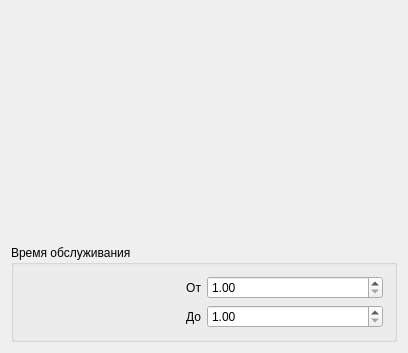
nebrosarth/QueryEmulator, file QueryEmulator/DeskView.ui: the form before one commit.
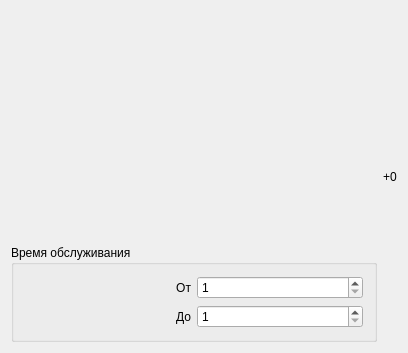
The form after the commit. Icons and pictures are not drawn.

The edit to the form file:
```diff
--- a/QueryEmulator/DeskView.ui
+++ b/QueryEmulator/DeskView.ui
@@ -39,8 +39,8 @@
        <rect>
         <x>0</x>
         <y>0</y>
-        <width>382</width>
-        <height>243</height>
+        <width>361</width>
+        <height>245</height>
        </rect>
       </property>
       <layout class="QGridLayout" name="gridLayout_2">
@@ -76,26 +76,6 @@
       <string>Время обслуживания</string>
      </property>
      <layout class="QGridLayout" name="gridLayout_3">
-      <item row="1" column="1">
-       <widget class="QDoubleSpinBox" name="doubleSpinBox_2">
-        <property name="minimum">
-         <double>1.000000000000000</double>
-        </property>
-        <property name="maximum">
-         <double>9999999.000000000000000</double>
-        </property>
-       </widget>
-      </item>
-      <item row="0" column="1">
-       <widget class="QDoubleSpinBox" name="doubleSpinBox">
-        <property name="minimum">
-         <double>1.000000000000000</double>
-        </property>
-        <property name="maximum">
-         <double>9999999.000000000000000</double>
-        </property>
-       </widget>
-      </item>
       <item row="0" column="0">
        <widget class="QLabel" name="label_2">
         <property name="text">
@@ -116,11 +96,29 @@
         </property>
        </widget>
       </item>
+      <item row="0" column="1">
+       <widget class="QSpinBox" name="sb_minServTime">
+        <property name="minimum">
+         <number>1</number>
+        </property>
+       </widget>
+      </item>
+      <item row="1" column="1">
+       <widget class="QSpinBox" name="sb_maxServTime">
+        <property name="minimum">
+         <number>1</number>
+        </property>
+       </widget>
+      </item>
      </layout>
     </widget>
    </item>
-   <item row="0" column="1" rowspan="2">
-    <layout class="QHBoxLayout" name="QueuesLayout"/>
+   <item row="0" column="2" rowspan="2">
+    <widget class="QLabel" name="l_extra">
+     <property name="text">
+      <string>+0</string>
+     </property>
+    </widget>
    </item>
   </layout>
  </widget>
```
Left out of the diff: 5 changed lines with no effect on the pictures.
